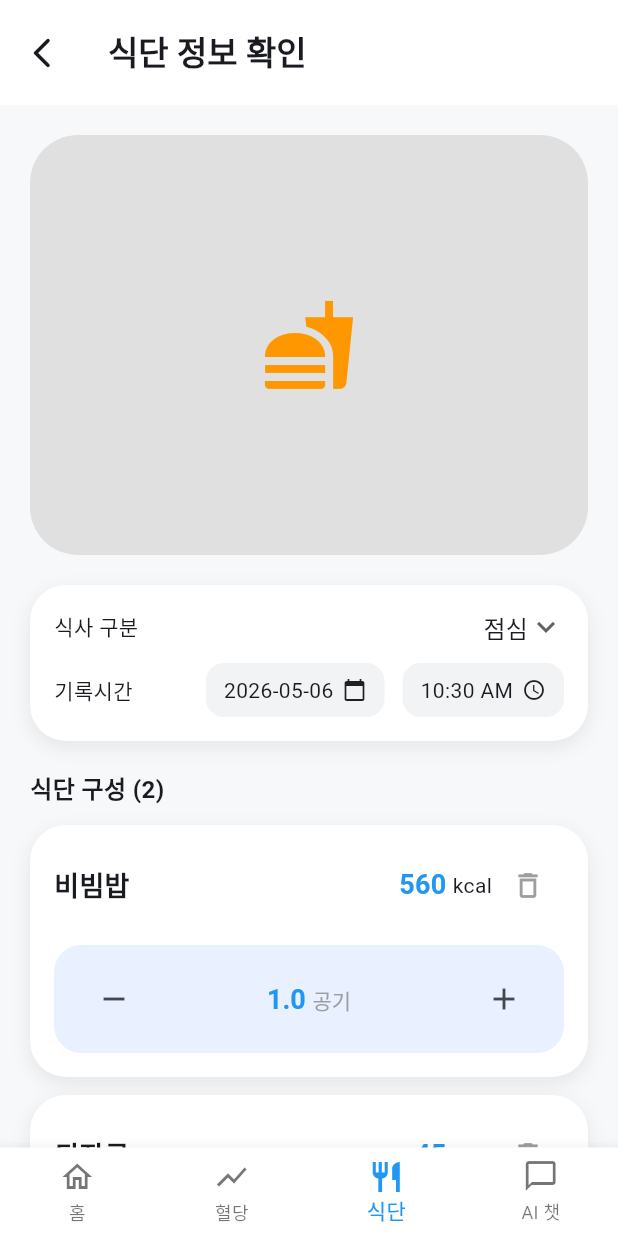
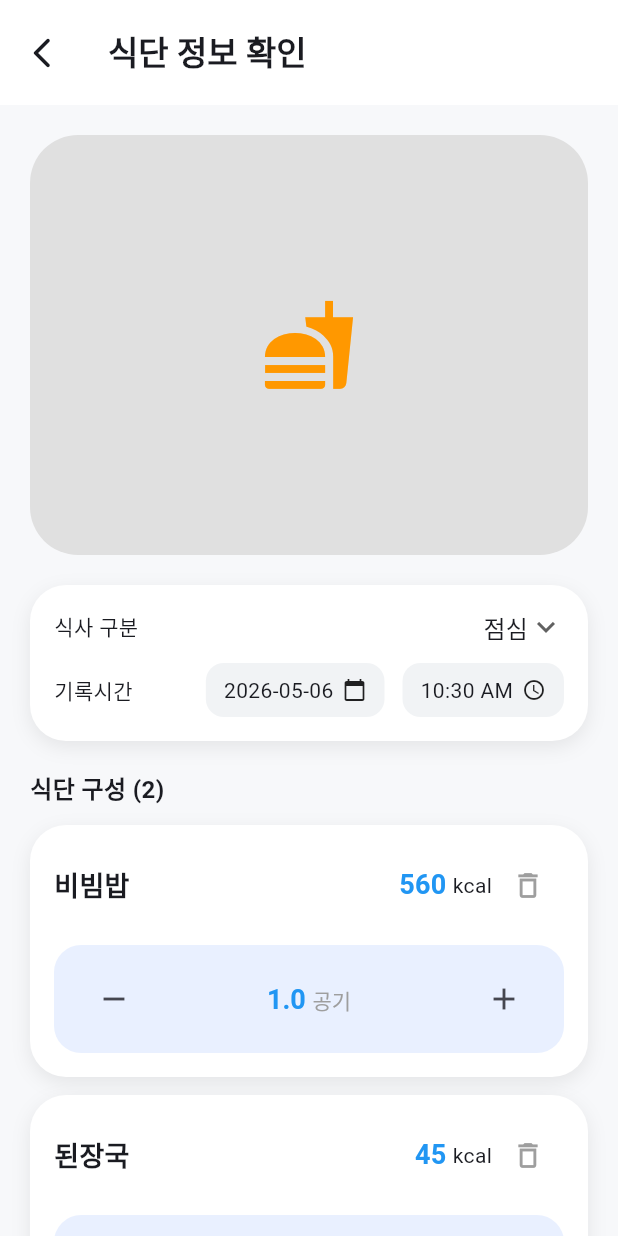
Before and after one commit to kit-capstone-dangdang/dangdang-app, a Flutter app: the FoodEditPage screen opened directly, on a phone screen of 412 x 824 dp. Run offline on Flutter 3.47's test engine with Material 3 defaults, Android fonts, the phone set to English and light mode, and no system bars; statements that could not run were skipped.

Commit message:
충돌 수정3

```diff
--- a/lib/screens/food_edit_page.dart
+++ b/lib/screens/food_edit_page.dart
@@ -1,7 +1,6 @@
 import 'package:flutter/material.dart';
 import '../data/food_analysis_result_dummy_data.dart';
 import '../widgets/food_item_card.dart';
-import '../widgets/custom_bottom_navigation_bar.dart';
 
 class FoodEditPage extends StatefulWidget {
   const FoodEditPage({super.key});
@@ -401,7 +400,6 @@ void initState() {
           ],
         ),
       ),
-      bottomNavigationBar: const CustomBottomNavigationBar(currentIndex: 2),
     );
   }
 }
```
